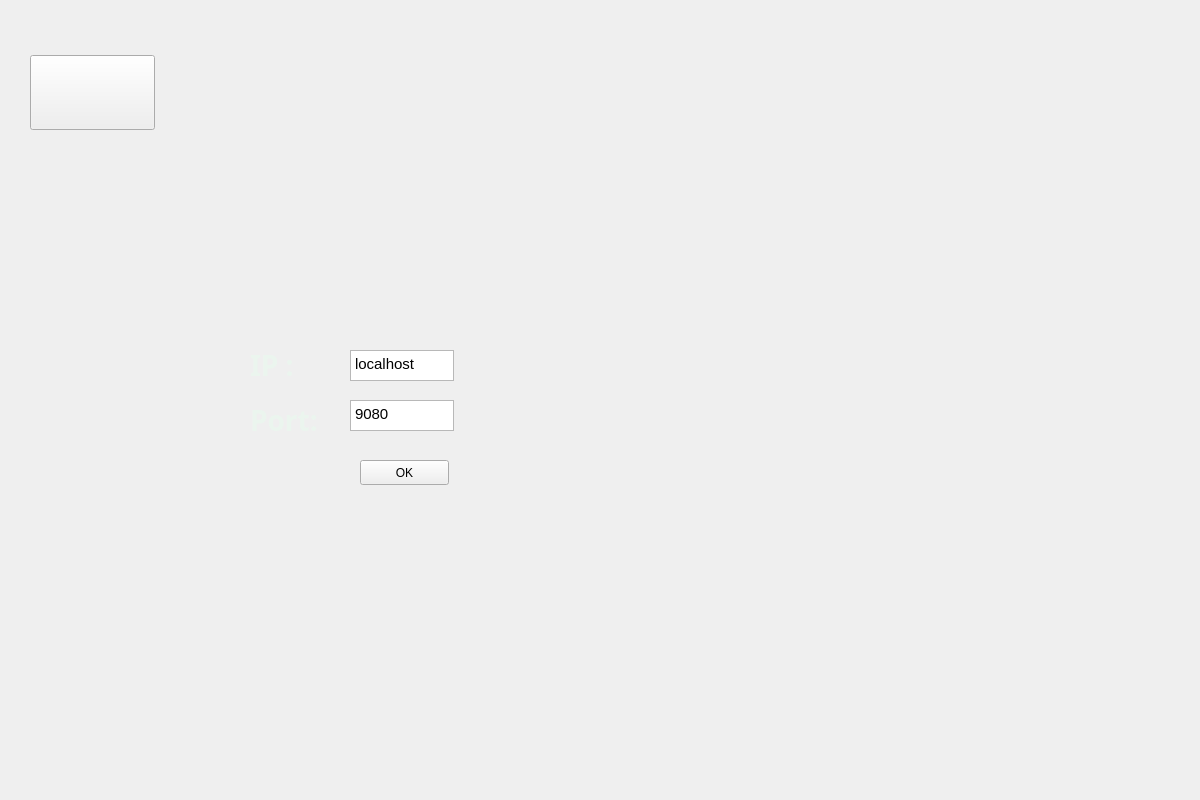
The window that app/settings.ui (ce-itcr/Gladiators-GBP) describes before a commit, drawn with Qt 5.
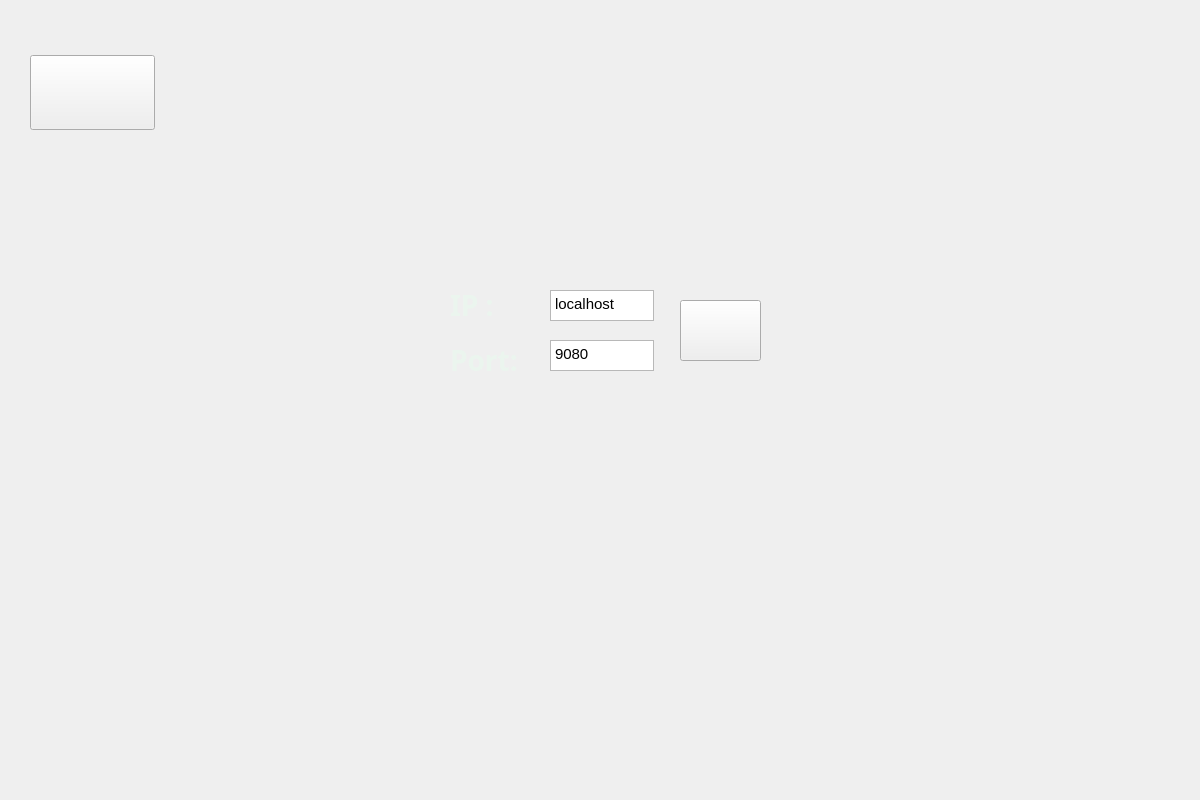
The same window after the commit. Icons and pictures are not drawn.

What changed in the file:
```diff
--- a/app/settings.ui
+++ b/app/settings.ui
@@ -58,8 +58,8 @@
   <widget class="QLabel" name="ipLabel">
    <property name="geometry">
     <rect>
-     <x>250</x>
-     <y>340</y>
+     <x>450</x>
+     <y>280</y>
      <width>71</width>
      <height>51</height>
     </rect>
@@ -81,8 +81,8 @@
   <widget class="QLabel" name="label_3">
    <property name="geometry">
     <rect>
-     <x>250</x>
-     <y>400</y>
+     <x>450</x>
+     <y>340</y>
      <width>71</width>
      <height>41</height>
     </rect>
@@ -104,8 +104,8 @@
   <widget class="QTextEdit" name="ipEdit">
    <property name="geometry">
     <rect>
-     <x>350</x>
-     <y>350</y>
+     <x>550</x>
+     <y>290</y>
      <width>104</width>
      <height>31</height>
     </rect>
@@ -121,8 +121,8 @@
   <widget class="QTextEdit" name="portEdit">
    <property name="geometry">
     <rect>
-     <x>350</x>
-     <y>400</y>
+     <x>550</x>
+     <y>340</y>
      <width>104</width>
      <height>31</height>
     </rect>
@@ -138,14 +138,39 @@
   <widget class="QPushButton" name="pushButton">
    <property name="geometry">
     <rect>
-     <x>360</x>
-     <y>460</y>
-     <width>89</width>
-     <height>25</height>
+     <x>680</x>
+     <y>300</y>
+     <width>81</width>
+     <height>61</height>
     </rect>
    </property>
+   <property name="styleSheet">
+    <string notr="true">background-color: transparent;
+border-image: url(:/img/buttons/OK_button.png);
+background: none;
+background-repeat: none;</string>
+   </property>
    <property name="text">
-    <string>OK</string>
+    <string/>
+   </property>
+  </widget>
+  <widget class="QLabel" name="label_2">
+   <property name="geometry">
+    <rect>
+     <x>400</x>
+     <y>110</y>
+     <width>441</width>
+     <height>131</height>
+    </rect>
+   </property>
+   <property name="text">
+    <string/>
+   </property>
+   <property name="pixmap">
+    <pixmap resource="imgresources.qrc">:/img/settingsTitle.png</pixmap>
+   </property>
+   <property name="scaledContents">
+    <bool>true</bool>
    </property>
   </widget>
   <zorder>label</zorder>
```
Left out of the diff: 1 changed line with no effect on the pictures.
